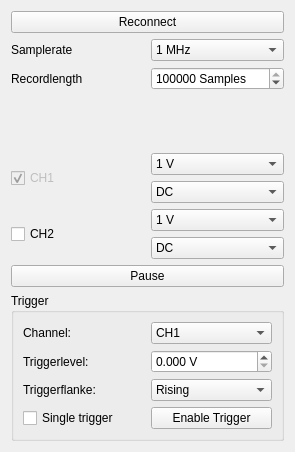
The window that Hantek6022/Hantek6022/hantek.ui (Haschtl/RTOC-Plugins) describes before a commit, drawn with Qt 5.
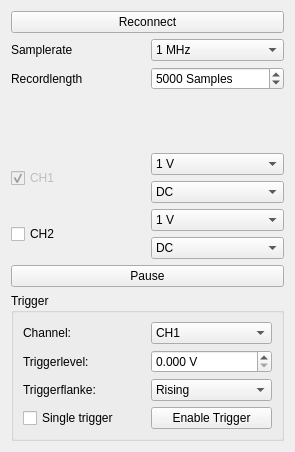
The same window after the commit. Icons and pictures are not drawn.

```diff
--- a/Hantek6022/Hantek6022/hantek.ui
+++ b/Hantek6022/Hantek6022/hantek.ui
@@ -220,7 +220,7 @@
         <number>999999999</number>
        </property>
        <property name="value">
-        <number>100000</number>
+        <number>5000</number>
        </property>
       </widget>
      </item>
```
